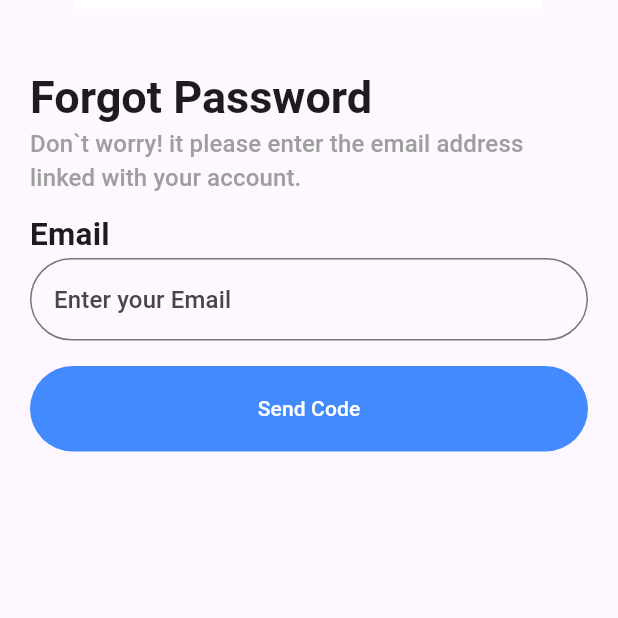
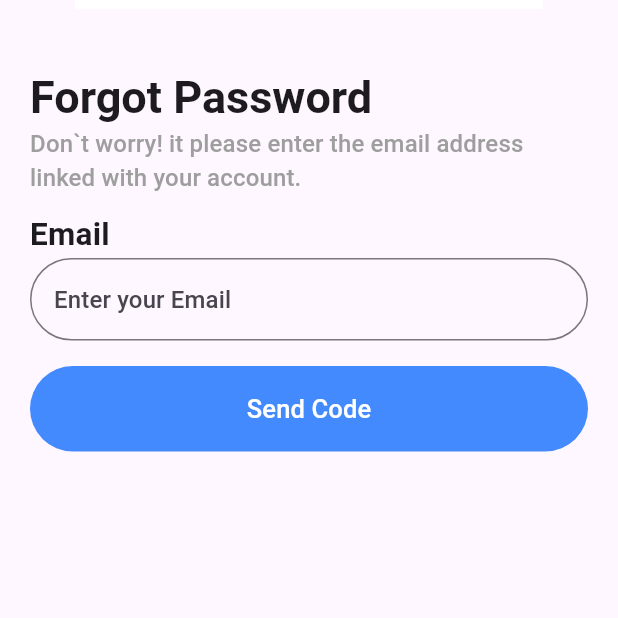
Before and after one commit to renadkfakhoury/LocalShop, a Flutter app: the RegisterScreen screen opened directly, after a tap on the "arrow back ios new" icon, after a tap on "Login", after a tap on "Forget Password?", on a phone screen of 412 x 824 dp, the part 618-1236 px from its top. Run offline on Flutter 3.47's test engine with Material 2 defaults, Android fonts, the phone set to English and light mode, and no system bars.

Commit message:
11commit

```diff
--- a/lib/screens/forgot_password_screen.dart
+++ b/lib/screens/forgot_password_screen.dart
@@ -77,7 +77,8 @@ class ForgotPasswordScreen extends StatelessWidget {
                                     const OPTVerificationScreen()));
                       },
                       style: Theme.of(context).filledButtonTheme.style,
-                      child: const Text('Send Code'),
+                      child: const Text('Send Code',
+                          style: TextStyle(fontSize: 17)),
                     ),
                   ),
                 ],
--- a/lib/screens/home_page_screen.dart
+++ b/lib/screens/home_page_screen.dart
@@ -31,9 +31,10 @@ class HomePage extends StatelessWidget {
                         ),
                         Text(
                           'shop',
-                          style: Theme.of(context).textTheme.titleLarge!.copyWith(
-                                fontWeight: FontWeight.normal,
-                              ),
+                          style:
+                              Theme.of(context).textTheme.titleLarge!.copyWith(
+                                    fontWeight: FontWeight.normal,
+                                  ),
                         ),
                       ]),
                     ),
@@ -62,7 +63,8 @@ class HomePage extends StatelessWidget {
                                   builder: (context) => const LoginScreen()));
                         },
                         style: Theme.of(context).filledButtonTheme.style,
-                        child: const Text('Login'),
+                        child:
+                            const Text('Login', style: TextStyle(fontSize: 17)),
                       ),
                     ),
                     Padding(
@@ -84,7 +86,8 @@ class HomePage extends StatelessWidget {
                                   side: MaterialStateProperty.all(
                                       const BorderSide(color: Colors.black)),
                                 ),
-                        child: const Text('Register'),
+                        child: const Text('Register',
+                            style: TextStyle(fontSize: 17)),
                       ),
                     ),
                   ],
--- a/lib/screens/login_screen.dart
+++ b/lib/screens/login_screen.dart
@@ -167,7 +167,7 @@ class _LoginScreenState extends State<LoginScreen> {
                         });
                       },
                       style: Theme.of(context).filledButtonTheme.style,
-                      child: const Text('Login'),
+                      child: const Text('Login',style: TextStyle(fontSize: 17)),
                     ),
                   ),
                   const SizedBox(height: 10),
--- a/lib/screens/new_password_screen.dart
+++ b/lib/screens/new_password_screen.dart
@@ -115,7 +115,7 @@ class _NewPasswordScreenState extends State<NewPasswordScreen> {
                     child: FilledButton(
                       onPressed: () {},
                       style: Theme.of(context).filledButtonTheme.style,
-                      child: const Text('Reset Password'),
+                      child: const Text('Reset Password',style: TextStyle(fontSize: 17)),
                     ),
                   ),
                 ],
--- a/lib/screens/opt_verification_screen.dart
+++ b/lib/screens/opt_verification_screen.dart
@@ -60,6 +60,7 @@ class OPTVerificationScreen extends StatelessWidget {
                             child: Padding(
                           padding: EdgeInsets.fromLTRB(8, 10, 8, 10),
                           child: TextField(
+                            keyboardType: TextInputType.number,
                             decoration: InputDecoration(
                               border: OutlineInputBorder(),
                             ),
@@ -79,7 +80,8 @@ class OPTVerificationScreen extends StatelessWidget {
                             ));
                       },
                       style: Theme.of(context).filledButtonTheme.style,
-                      child: const Text('Verify'),
+                      child:
+                          const Text('Verify', style: TextStyle(fontSize: 17)),
                     ),
                   ),
                   const SizedBox(height: 10),
--- a/lib/screens/register_screen.dart
+++ b/lib/screens/register_screen.dart
@@ -149,7 +149,8 @@ class _RegisterScreenState extends State<RegisterScreen> {
                     child: FilledButton(
                       onPressed: () {},
                       style: Theme.of(context).filledButtonTheme.style,
-                      child: const Text('Register'),
+                      child: const Text('Register',
+                          style: TextStyle(fontSize: 17)),
                     ),
                   ),
                 ],
```
